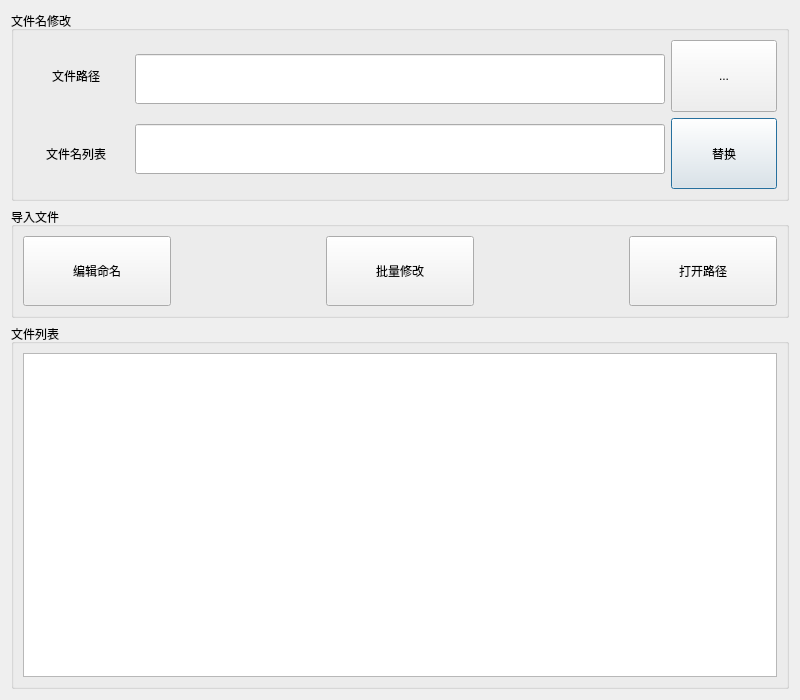
This is rename_file_name.ui in WeiMuYang/markdown-assistant as Qt 5 draws it before an edit. The edited form follows.
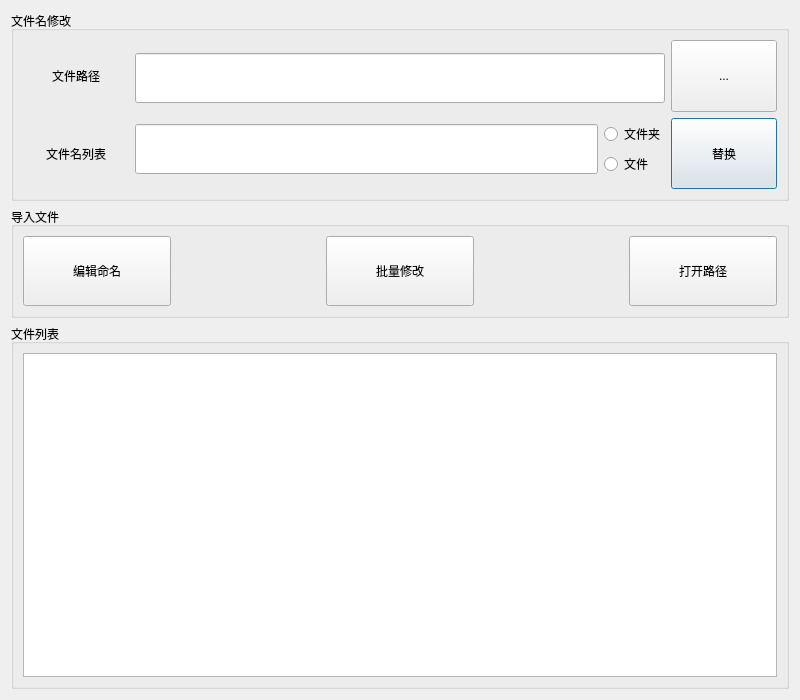
This is the edited form.

Commit message: fixed: 添加列表替换功能

```diff
--- a/rename_file_name.ui
+++ b/rename_file_name.ui
@@ -25,7 +25,7 @@
   <property name="windowTitle">
    <string>重命名</string>
   </property>
-  <layout class="QVBoxLayout" name="verticalLayout_5" stretch="2,1,4">
+  <layout class="QVBoxLayout" name="verticalLayout_6">
    <item>
     <widget class="QGroupBox" name="pathWgt">
      <property name="sizePolicy">
@@ -126,6 +126,8 @@
          </widget>
         </item>
         <item>
+         <layout class="QHBoxLayout" name="horizontalLayout">
+          <item>
          <widget class="QLineEdit" name="NameListEdit">
           <property name="sizePolicy">
            <sizepolicy hsizetype="Expanding" vsizetype="Fixed">
@@ -143,6 +145,26 @@
            <string/>
           </property>
          </widget>
+          </item>
+          <item>
+           <layout class="QVBoxLayout" name="verticalLayout_5">
+            <item>
+             <widget class="QRadioButton" name="dirRadioBtn">
+              <property name="text">
+               <string>文件夹</string>
+              </property>
+             </widget>
+            </item>
+            <item>
+             <widget class="QRadioButton" name="fileBtn">
+              <property name="text">
+               <string>文件</string>
+              </property>
+             </widget>
+            </item>
+           </layout>
+          </item>
+         </layout>
         </item>
        </layout>
       </item>
```
Lines whose indentation alone changed are shown as unchanged. The commit also changes 2 other files.
